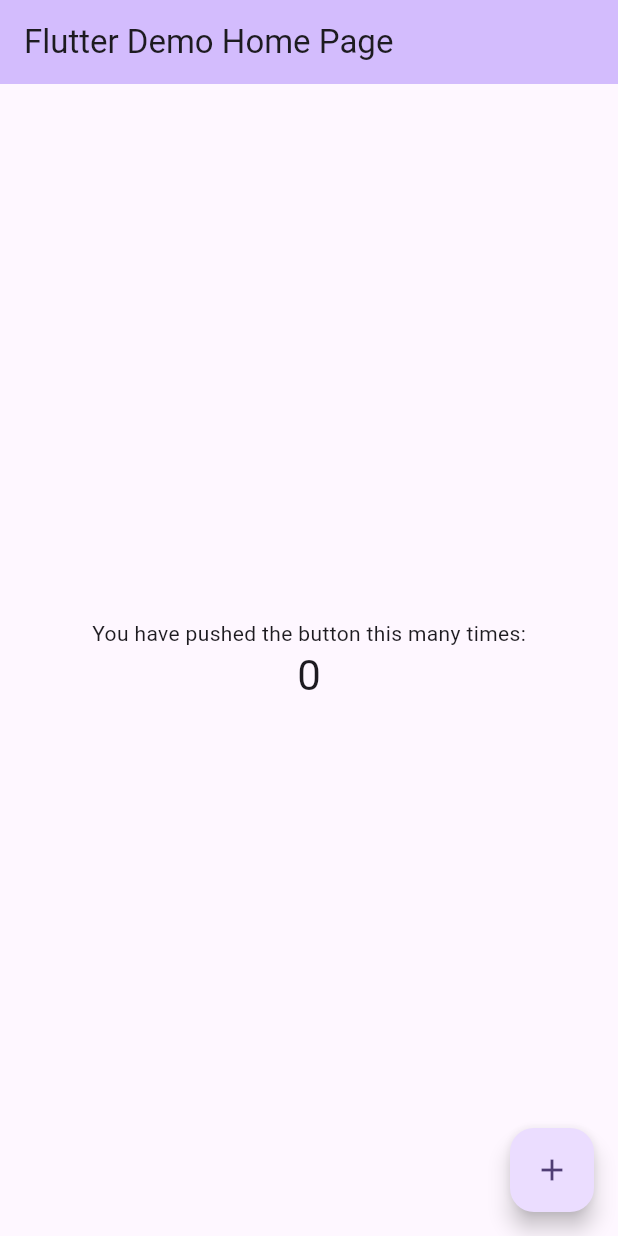
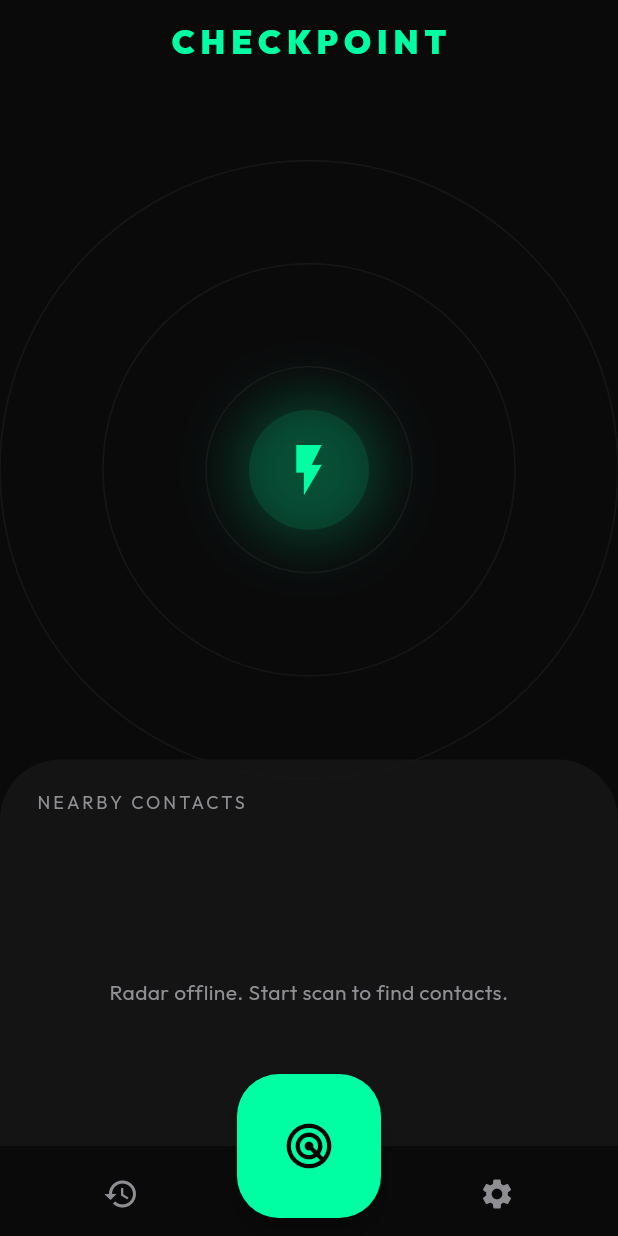
Before and after one commit to codewithdripzy/Checkpoint, a Flutter app: the screen it shows after launch, on a phone screen of 412 x 824 dp. Run offline on Flutter 3.47's test engine with Material 3 defaults, Android fonts, the phone set to English and light mode, and no system bars; our stand-ins replace flutter_blue_plus, google_fonts, hive, hive_flutter, permission_handler; missing offline and left inert: fast_contacts, flutter_background_service, flutter_ble_peripheral; accounts and stored records are empty.

Commit message:
feat: Implement core BLE-based nearby contact discovery with background services and initial UI.

```diff
--- a/app/lib/main.dart
+++ b/app/lib/main.dart
@@ -1,125 +1,43 @@
 import 'package:flutter/material.dart';
+import 'package:hive_flutter/hive_flutter.dart';
+import 'package:provider/provider.dart';
+import 'models/contact_hash.dart';
+import 'providers/nearby_provider.dart';
+import 'screens/home_screen.dart';
+import 'services/background_service.dart';
+import 'utils/app_theme.dart';
 
-void main() {
-  runApp(const MyApp());
+void main() async {
+  WidgetsFlutterBinding.ensureInitialized();
+
+  // Initialize Background Service
+  await CheckpointBackgroundService.initializeService();
+
+  // Initialize Hive
+  await Hive.initFlutter();
+  Hive.registerAdapter(ContactHashAdapter());
+
+  // Run the app with providers
+  runApp(
+    MultiProvider(
+      providers: [
+        ChangeNotifierProvider(create: (_) => NearbyProvider()),
+      ],
+      child: const CheckpointApp(),
+    ),
+  );
 }
 
-class MyApp extends StatelessWidget {
-  const MyApp({super.key});
+class CheckpointApp extends StatelessWidget {
+  const CheckpointApp({super.key});
 
-  // This widget is the root of your application.
   @override
   Widget build(BuildContext context) {
     return MaterialApp(
-      title: 'Flutter Demo',
-      theme: ThemeData(
-        // This is the theme of your application.
-        //
-        // TRY THIS: Try running your application with "flutter run". You'll see
-        // the application has a purple toolbar. Then, without quitting the app,
-        // try changing the seedColor in the colorScheme below to Colors.green
-        // and then invoke "hot reload" (save your changes or press the "hot
-        // reload" button in a Flutter-supported IDE, or press "r" if you used
-        // the command line to start the app).
-        //
-        // Notice that the counter didn't reset back to zero; the application
-        // state is not lost during the reload. To reset the state, use hot
-        // restart instead.
-        //
-        // This works for code too, not just values: Most code changes can be
-        // tested with just a hot reload.
-        colorScheme: ColorScheme.fromSeed(seedColor: Colors.deepPurple),
-        useMaterial3: true,
-      ),
-      home: const MyHomePage(title: 'Flutter Demo Home Page'),
+      title: 'Checkpoint',
+      debugShowCheckedModeBanner: false,
+      theme: AppTheme.darkTheme(context),
+      home: const HomeScreen(),
     );
   }
 }
-
-class MyHomePage extends StatefulWidget {
-  const MyHomePage({super.key, required this.title});
-
-  // This widget is the home page of your application. It is stateful, meaning
-  // that it has a State object (defined below) that contains fields that affect
-  // how it looks.
-
-  // This class is the configuration for the state. It holds the values (in this
-  // case the title) provided by the parent (in this case the App widget) and
-  // used by the build method of the State. Fields in a Widget subclass are
-  // always marked "final".
-
-  final String title;
-
-  @override
-  State<MyHomePage> createState() => _MyHomePageState();
-}
-
-class _MyHomePageState extends State<MyHomePage> {
-  int _counter = 0;
-
-  void _incrementCounter() {
-    setState(() {
-      // This call to setState tells the Flutter framework that something has
-      // changed in this State, which causes it to rerun the build method below
-      // so that the display can reflect the updated values. If we changed
-      // _counter without calling setState(), then the build method would not be
-      // called again, and so nothing would appear to happen.
-      _counter++;
-    });
-  }
-
-  @override
-  Widget build(BuildContext context) {
-    // This method is rerun every time setState is called, for instance as done
-    // by the _incrementCounter method above.
-    //
-    // The Flutter framework has been optimized to make rerunning build methods
-    // fast, so that you can just rebuild anything that needs updating rather
-    // than having to individually change instances of widgets.
-    return Scaffold(
-      appBar: AppBar(
-        // TRY THIS: Try changing the color here to a specific color (to
-        // Colors.amber, perhaps?) and trigger a hot reload to see the AppBar
-        // change color while the other colors stay the same.
-        backgroundColor: Theme.of(context).colorScheme.inversePrimary,
-        // Here we take the value from the MyHomePage object that was created by
-        // the App.build method, and use it to set our appbar title.
-        title: Text(widget.title),
-      ),
-      body: Center(
-        // Center is a layout widget. It takes a single child and positions it
-        // in the middle of the parent.
-        child: Column(
-          // Column is also a layout widget. It takes a list of children and
-          // arranges them vertically. By default, it sizes itself to fit its
-          // children horizontally, and tries to be as tall as its parent.
-          //
-          // Column has various properties to control how it sizes itself and
-          // how it positions its children. Here we use mainAxisAlignment to
-          // center the children vertically; the main axis here is the vertical
-          // axis because Columns are vertical (the cross axis would be
-          // horizontal).
-          //
-          // TRY THIS: Invoke "debug painting" (choose the "Toggle Debug Paint"
-          // action in the IDE, or press "p" in the console), to see the
-          // wireframe for each widget.
-          mainAxisAlignment: MainAxisAlignment.center,
-          children: <Widget>[
-            const Text(
-              'You have pushed the button this many times:',
-            ),
-            Text(
-              '$_counter',
-              style: Theme.of(context).textTheme.headlineMedium,
-            ),
-          ],
-        ),
-      ),
-      floatingActionButton: FloatingActionButton(
-        onPressed: _incrementCounter,
-        tooltip: 'Increment',
-        child: const Icon(Icons.add),
-      ), // This trailing comma makes auto-formatting nicer for build methods.
-    );
-  }
-}
--- /dev/null
+++ b/app/lib/providers/nearby_provider.dart
@@ -0,0 +1,28 @@
+import 'package:flutter/material.dart';
+import '../models/contact_hash.dart';
+
+class NearbyProvider with ChangeNotifier {
+  final List<ContactHash> _discoveredContacts = [];
+  bool _isScanning = false;
+
+  List<ContactHash> get discoveredContacts => List.unmodifiable(_discoveredContacts);
+  bool get isScanning => _isScanning;
+
+  void setScanning(bool value) {
+    _isScanning = value;
+    notifyListeners();
+  }
+
+  void addFoundContact(ContactHash contact) {
+    // Only add if not already in the list (based on hash)
+    if (!_discoveredContacts.any((c) => c.hash == contact.hash)) {
+      _discoveredContacts.insert(0, contact);
+      notifyListeners();
+    }
+  }
+
+  void clearDiscovered() {
+    _discoveredContacts.clear();
+    notifyListeners();
+  }
+}
--- /dev/null
+++ b/app/lib/screens/home_screen.dart
@@ -0,0 +1,200 @@
+import 'package:flutter/material.dart';
+import 'package:provider/provider.dart';
+import '../providers/nearby_provider.dart';
+import '../utils/app_theme.dart';
+import '../widgets/radar_animation.dart';
+import '../services/ble_service.dart';
+import '../services/contact_service.dart';
+
+class HomeScreen extends StatefulWidget {
+  const HomeScreen({super.key});
+
+  @override
+  State<HomeScreen> createState() => _HomeScreenState();
+}
+
+class _HomeScreenState extends State<HomeScreen> {
+  final BleService _bleService = BleService();
+
+  @override
+  void initState() {
+    super.initState();
+    _syncContacts();
+  }
+
+  Future<void> _syncContacts() async {
+    await ContactService.syncContacts();
+  }
+
+  void _toggleScanning(BuildContext context) {
+    final provider = context.read<NearbyProvider>();
+    final isCurrentlyScanning = provider.isScanning;
+
+    provider.setScanning(!isCurrentlyScanning);
+
+    if (!isCurrentlyScanning) {
+      _bleService.startDiscovery(provider);
+    } else {
+      _bleService.stopDiscovery();
+    }
+  }
+
+  @override
+  Widget build(BuildContext context) {
+    return Scaffold(
+      extendBodyBehindAppBar: true,
+      appBar: AppBar(
+        title: Text(
+          'CHECKPOINT',
+          style: TextStyle(
+            letterSpacing: 4,
+            fontWeight: FontWeight.w900,
+            color: AppTheme.primaryNeon,
+          ),
+        ),
+      ),
+      body: Stack(
+        children: [
+          // Background Glow
+          Positioned(
+            top: -100,
+            left: -50,
+            child: Container(
+              width: 500,
+              height: 50,
+              decoration: BoxDecoration(
+                shape: BoxShape.circle,
+                color: AppTheme.primaryNeon.withAlpha(5),
+              ),
+            ),
+          ),
+
+          Column(
+            children: [
+              const SizedBox(height: 120),
+
+              // Radar Area
+              Expanded(
+                flex: 3,
+                child: Center(
+                  child: RadarAnimation(),
+                ),
+              ),
+
+              // Nearby List
+              Expanded(
+                flex: 2,
+                child: Container(
+                  width: double.infinity,
+                  padding: const EdgeInsets.symmetric(horizontal: 24),
+                  decoration: BoxDecoration(
+                    color: AppTheme.cardDark.withOpacity(0.8),
+                    borderRadius:
+                        const BorderRadius.vertical(top: Radius.circular(40)),
+                  ),
+                  child: Column(
+                    crossAxisAlignment: CrossAxisAlignment.start,
+                    children: [
+                      const SizedBox(height: 20),
+                      Text(
+                        'NEARBY CONTACTS',
+                        style: TextStyle(
+                          color: AppTheme.textSecondary,
+                          fontSize: 12,
+                          letterSpacing: 2,
+                        ),
+                      ),
+                      const SizedBox(height: 16),
+                      Expanded(
+                        child: Consumer<NearbyProvider>(
+                          builder: (context, provider, child) {
+                            if (provider.discoveredContacts.isEmpty) {
+                              return Center(
+                                child: Text(
+                                  provider.isScanning
+                                      ? 'Scanning for connections...'
+                                      : 'Radar offline. Start scan to find contacts.',
+                                  textAlign: TextAlign.center,
+                                  style:
+                                      TextStyle(color: AppTheme.textSecondary),
+                                ),
+                              );
+                            }
+                            return ListView.builder(
+                              itemCount: provider.discoveredContacts.length,
+                              itemBuilder: (context, index) {
+                                final contact =
+                                    provider.discoveredContacts[index];
+                                return Padding(
+                                  padding: const EdgeInsets.only(bottom: 12),
+                                  child: Card(
+                                    child: ListTile(
+                                      leading: CircleAvatar(
+                                        backgroundColor: AppTheme.primaryNeon
+                                            .withOpacity(0.1),
+                                        child: Text(
+                                          contact.name[0],
+                                          style: TextStyle(
+                                              color: AppTheme.primaryNeon),
+                                        ),
+                                      ),
+                                      title: Text(
+                                        contact.name,
+                                        style: TextStyle(
+                                            fontWeight: FontWeight.bold),
+                                      ),
+                                      subtitle: Text(
+                                        'Passed just now',
+                                        style: TextStyle(
+                                            color: AppTheme.textSecondary,
+                                            fontSize: 12),
+                                      ),
+                                      trailing: Icon(Icons.arrow_forward_ios,
+                                          size: 14,
+                                          color: AppTheme.textSecondary),
+                                    ),
+                                  ),
+                                );
+                              },
+                            );
+                          },
+                        ),
+                      ),
+                    ],
+                  ),
+                ),
+              ),
+            ],
+          ),
+        ],
+      ),
+      floatingActionButton: FloatingActionButton.large(
+        onPressed: () => _toggleScanning(context),
+        backgroundColor: AppTheme.primaryNeon,
+        child: Icon(
+          context.watch<NearbyProvider>().isScanning ? Icons.stop : Icons.radar,
+          color: Colors.black,
+        ),
+      ),
+      floatingActionButtonLocation: FloatingActionButtonLocation.centerDocked,
+      bottomNavigationBar: BottomAppBar(
+        height: 60,
+        color: AppTheme.backgroundDark,
+        shape: const CircularNotchedRectangle(),
+        notchMargin: 10,
+        child: Row(
+          mainAxisAlignment: MainAxisAlignment.spaceAround,
+          children: [
+            IconButton(
+                icon: Icon(Icons.history, color: AppTheme.textSecondary),
+                onPressed: () {}),
+            const SizedBox(width: 40),
+            IconButton(
+                icon: Icon(Icons.settings, color: AppTheme.textSecondary),
+                onPressed: () {}),
+          ],
+        ),
+      ),
+    );
+  }
+}
--- /dev/null
+++ b/app/lib/widgets/radar_animation.dart
@@ -0,0 +1,157 @@
+import 'dart:math';
+import 'package:flutter/material.dart';
+import 'package:provider/provider.dart';
+import '../providers/nearby_provider.dart';
+import '../utils/app_theme.dart';
+
+class RadarAnimation extends StatefulWidget {
+  @override
+  _RadarAnimationState createState() => _RadarAnimationState();
+}
+
+class _RadarAnimationState extends State<RadarAnimation> with SingleTickerProviderStateMixin {
+  late AnimationController _controller;
+
+  @override
+  void initState() {
+    super.initState();
+    _controller = AnimationController(
+      vsync: this,
+      duration: const Duration(seconds: 4),
+    );
+    // Start animation if scanning is already on
+    WidgetsBinding.instance.addPostFrameCallback((_) {
+      if (context.read<NearbyProvider>().isScanning) {
+        _controller.repeat();
+      }
+    });
+  }
+
+  @override
+  void dispose() {
+    _controller.dispose();
+    super.dispose();
+  }
+
+  @override
+  Widget build(BuildContext context) {
+    bool isScanning = context.watch<NearbyProvider>().isScanning;
+    if (isScanning && !_controller.isAnimating) {
+      _controller.repeat();
+    } else if (!isScanning && _controller.isAnimating) {
+      _controller.stop();
+    }
+
+    return AnimatedBuilder(
+      animation: _controller,
+      builder: (context, child) {
+        return CustomPaint(
+          size: const Size(300, 300),
+          painter: RadarPainter(
+            animationValue: _controller.value,
+            progress: isScanning ? _controller.value : 0.0,
+          ),
+          child: Container(
+            alignment: Alignment.center,
+            child: Container(
+              width: 80,
+              height: 80,
+              decoration: BoxDecoration(
+                shape: BoxShape.circle,
+                color: AppTheme.primaryNeon.withOpacity(0.1),
+                boxShadow: [
+                  BoxShadow(
+                    color: AppTheme.primaryNeon.withOpacity(0.2),
+                    blurRadius: 30,
+                    spreadRadius: 10,
+                  ),
+                ],
+              ),
+              child: Icon(
+                Icons.flash_on,
+                color: AppTheme.primaryNeon,
+                size: 40,
+              ),
+            ),
+          ),
+        );
+      },
+    );
+  }
+}
+
+class RadarPainter extends CustomPainter {
+  final double animationValue;
+  final double progress;
+
+  RadarPainter({required this.animationValue, required this.progress});
+
+  @override
+  void paint(Canvas canvas, Size size) {
+    final center = Offset(size.width / 2, size.height / 2);
+    final maxRadius = size.width / 2;
+
+    final ringPaint = Paint()
+      ..style = PaintingStyle.stroke
+      ..strokeWidth = 1.0;
+
+    // Background circles
+    for (int i = 1; i <= 3; i++) {
+      canvas.drawCircle(
+        center,
+        maxRadius * (i / 3),
+        ringPaint..color = Colors.white.withOpacity(0.05),
+      );
+    }
+
+    if (progress > 0) {
+      // Animated expanding rings
+      for (int i = 0; i < 3; i++) {
+        final ringValue = (animationValue + (i / 3)) % 1.0;
+        final radius = maxRadius * ringValue;
+        final opacity = 1.0 - ringValue;
+
+        canvas.drawCircle(
+          center,
+          radius,
+          ringPaint
+            ..color = AppTheme.primaryNeon.withValues(alpha: opacity * 0.4)
+            ..strokeWidth = 2.0,
+        );
+      }
+
+      final angle = animationValue * 2 * pi;
+
+      canvas.save();
+      canvas.translate(center.dx, center.dy);
+      canvas.rotate(angle);
+      canvas.drawCircle(
+        Offset.zero,
+        maxRadius,
+        Paint()
+          ..shader = SweepGradient(
+            colors: [
+              AppTheme.primaryNeon.withOpacity(0.2),
+              Colors.transparent,
+            ],
+            stops: [0.1, 0.4],
+          ).createShader(Rect.fromCircle(center: Offset.zero, radius: maxRadius)),
+      );
+
+      // The sharp line
+      canvas.drawLine(
+        Offset.zero,
+        Offset(maxRadius, 0),
+        Paint()
+          ..color = AppTheme.primaryNeon
+          ..strokeWidth = 2,
+      );
+      canvas.restore();
+    }
+  }
+
+  @override
+  bool shouldRepaint(covariant RadarPainter oldDelegate) {
+    return oldDelegate.animationValue != animationValue || oldDelegate.progress != progress;
+  }
+}
```
Also changed, not shown: app/lib/services/background_service.dart (added, +73 -0 lines), app/lib/services/ble_service.dart (added, +56 -0 lines), app/lib/utils/app_theme.dart (+4 -4 lines), app/pubspec.yaml (+9 -7 lines), app/lib/models/contact_hash.dart (renamed from checkpoint_app/lib/models/contact_hash.dart), app/lib/models/contact_hash.g.dart (added), app/lib/services/contact_service.dart (renamed from checkpoint_app/lib/services/contact_service.dart), app/pubspec.lock, 12 other files.
